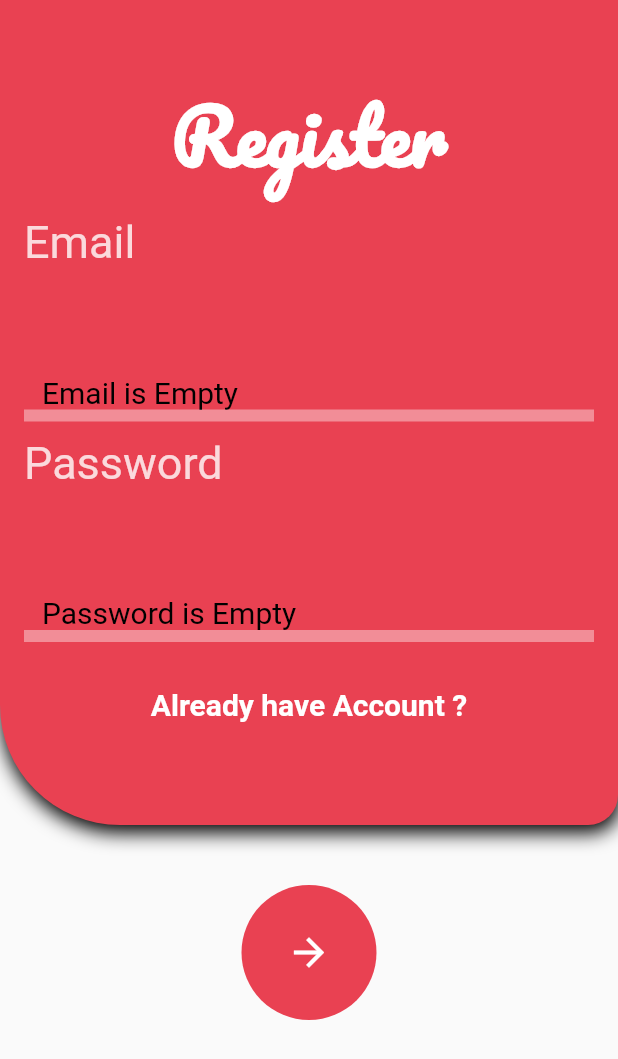
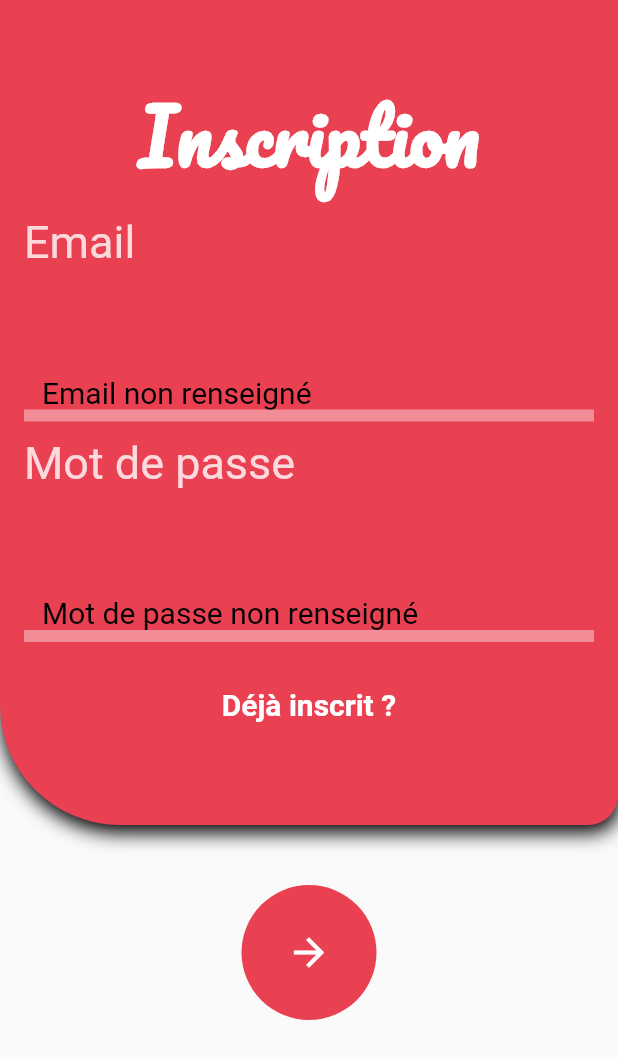
Before and after one commit to Xafree/MSPR_POMME, a Flutter app: the Register screen opened directly, after a tap on the "arrow forward" icon, on a phone screen of 412 x 824 dp. Shown: the top 1059 px of the screen. Run offline on Flutter 3.47's test engine with Material 2 defaults, Android fonts, the phone set to English and light mode, and no system bars; our stand-ins replace flutter_vector_icons, fluttertoast, google_fonts; missing offline and left inert: barcode_scan, charset_converter, flutter_session; network calls fail.

Commit message:
fix screen display bugs and wording

```diff
--- a/lib/model/item_liste.dart
+++ b/lib/model/item_liste.dart
@@ -1,6 +1,8 @@
 import 'package:flutter/cupertino.dart';
 import 'package:flutter/material.dart';
 import 'package:google_fonts/google_fonts.dart';
+import 'package:charset_converter/charset_converter.dart';
+import 'dart:convert';
 
 class ItemList extends StatelessWidget {
   final List list;
@@ -17,7 +19,6 @@ class ItemList extends StatelessWidget {
             new Container(
               child: Container(
                 color: Color.fromRGBO(206, 206, 206, 1),
-                height: 120,
                 child: new Card(
                   margin: const EdgeInsets.fromLTRB(0,0.5,0,0),
                   child: Column(
@@ -51,7 +52,7 @@ class ItemList extends StatelessWidget {
                         ),
                       ),
                       Padding(
-                        padding: const EdgeInsets.fromLTRB(16,0,5,8),
+                        padding: const EdgeInsets.fromLTRB(16,0,5,1),
                         child: Row(
                           children: [
                             Container(
@@ -72,6 +73,7 @@ class ItemList extends StatelessWidget {
                         child: Row(
                           children: [
                             Container(
+                              width:c_width,
                               child: Text(
                                 "Obtenez une reduction de "+list[i]['prix_pourcentage_reduction'].toString()+"% avec un code promo ",
                                 style: GoogleFonts.roboto(
--- a/lib/model/user_couponslist.dart
+++ b/lib/model/user_couponslist.dart
@@ -17,7 +17,6 @@ class UserCoupons extends StatelessWidget {
             new Container(
               child: Container(
                 color: Color.fromRGBO(206, 206, 206, 1),
-                height: 110,
                 child: new Card(
                   margin: const EdgeInsets.fromLTRB(0,0.5,0,0),
                   child: Column(
@@ -72,6 +71,7 @@ class UserCoupons extends StatelessWidget {
                          child: Row(
                            children: [
                              Container(
+                               width:c_width,
                                child: Text(
                                  "Vous avez un bon d'achat de "+list[i][4].toString()+"% sur cette article ",
                                  style: GoogleFonts.roboto(
--- a/lib/view/login_page.dart
+++ b/lib/view/login_page.dart
@@ -3,6 +3,7 @@ import 'dart:convert';
 import 'package:flutter/material.dart';
 import 'package:flutter_app/view/register_page.dart';
 import 'package:flutter_session/flutter_session.dart';
+import 'package:fluttertoast/fluttertoast.dart';
 import 'package:google_fonts/google_fonts.dart';
 import 'package:http/http.dart' as http;
 import 'package:flutter_session/flutter_session.dart';
@@ -39,6 +40,23 @@ class _LoginState extends State<Login> {
           MaterialPageRoute(
             builder: (context) => Home(),
           ));
+    } else if (res.statusCode == 400) {
+      Fluttertoast.showToast(
+        msg: "Mot de passe incorrect",
+        toastLength: Toast.LENGTH_LONG,
+        gravity: ToastGravity.BOTTOM,
+        textColor: Colors.white,
+        fontSize: 16.0,
+      );
+    }
+    else if (res.statusCode == 404) {
+      Fluttertoast.showToast(
+        msg: "Vous n'êtes pas encore inscrit",
+        toastLength: Toast.LENGTH_LONG,
+        gravity: ToastGravity.BOTTOM,
+        textColor: Colors.white,
+        fontSize: 16.0,
+      );
     }
   }
 
@@ -99,7 +117,7 @@ class _LoginState extends State<Login> {
                           },
                           validator: (value) {
                             if (value.isEmpty) {
-                              return 'Email is Empty';
+                              return 'Email non renseigné';
                             }
                             return null;
                           },
@@ -137,7 +155,7 @@ class _LoginState extends State<Login> {
                           },
                           validator: (value) {
                             if (value.isEmpty) {
-                              return 'Password is Empty';
+                              return 'Mot de passe non renseigné';
                             }
                             return null;
                           },
@@ -164,7 +182,7 @@ class _LoginState extends State<Login> {
                                       builder: (context) => Register()));
                             },
                             child: Text(
-                              "Dont have Account ?",
+                              'Pas encore inscrit ?',
                               style: GoogleFonts.roboto(
                                   fontWeight: FontWeight.bold,
                                   fontSize: 20,
--- a/lib/view/register_page.dart
+++ b/lib/view/register_page.dart
@@ -59,7 +59,7 @@ class _RegisterState extends State<Register> {
                         SizedBox(
                           height: 30,
                         ),
-                        Text("Register",
+                        Text("Inscription",
                             style: GoogleFonts.pacifico(
                               fontWeight: FontWeight.bold,
                               fontSize: 50,
@@ -86,7 +86,7 @@ class _RegisterState extends State<Register> {
                           },
                           validator: (value) {
                             if (value.isEmpty) {
-                              return 'Email is Empty';
+                              return 'Email non renseigné';
                             }
                             return null;
                           },
@@ -107,7 +107,7 @@ class _RegisterState extends State<Register> {
                         Align(
                           alignment: Alignment.topLeft,
                           child: Text(
-                            "Password",
+                            "Mot de passe",
                             style: GoogleFonts.roboto(
                               // fontWeight: FontWeight.bold,
                               fontSize: 30,
@@ -124,7 +124,7 @@ class _RegisterState extends State<Register> {
                           },
                           validator: (value) {
                             if (value.isEmpty) {
-                              return 'Password is Empty';
+                              return 'Mot de passe non renseigné';
                             }
                             return null;
                           },
@@ -148,7 +148,7 @@ class _RegisterState extends State<Register> {
                               Navigator.pop(context);
                             },
                             child: Text(
-                              "Already have Account ?",
+                              "Déjà inscrit ?",
                               style: GoogleFonts.roboto(
                                   fontWeight: FontWeight.bold,
                                   fontSize: 20,
```
Also changed, not shown: lib/view/coupons.dart (+9 -2 lines).
